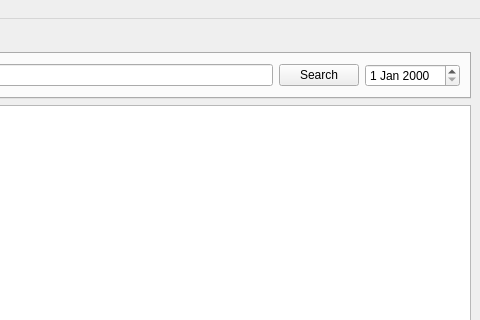
Qt form src/mainwindow.ui (nicmorais/Storesse) before a commit; both pictures show x 381 to 861 and y 0 to 320 of the 861 by 468 pixel window.
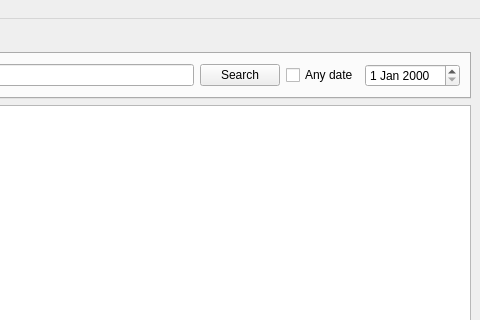
The same form after that commit. The open tabs and pages were chosen to show the change. Icons and pictures are not drawn.

The edit to the form file:
```diff
--- a/src/mainwindow.ui
+++ b/src/mainwindow.ui
@@ -124,6 +124,13 @@
           </property>
          </widget>
         </item>
+        <item>
+         <widget class="QCheckBox" name="salesAnyDateCheckBox">
+          <property name="text">
+           <string>Any date</string>
+          </property>
+         </widget>
+        </item>
         <item>
          <widget class="QDateEdit" name="salesDateEdit"/>
         </item>
```
